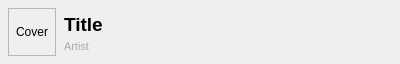
Qt form music_frame.ui (Cooooldwind/netease-downloader) before a commit.
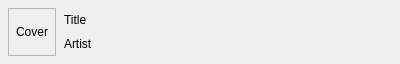
The same form after that commit. Custom widgets are drawn as their Qt base class.

What changed in the file:
```diff
--- a/music_frame.ui
+++ b/music_frame.ui
@@ -41,7 +41,7 @@
      <x>64</x>
      <y>12</y>
      <width>328</width>
-     <height>24</height>
+     <height>16</height>
     </rect>
    </property>
    <property name="sizePolicy">
@@ -50,12 +50,6 @@
      <verstretch>0</verstretch>
     </sizepolicy>
    </property>
-   <property name="font">
-    <font>
-     <pointsize>14</pointsize>
-     <bold>true</bold>
-    </font>
-   </property>
    <property name="text">
     <string>Title</string>
    </property>
@@ -64,24 +58,36 @@
    <property name="geometry">
     <rect>
      <x>64</x>
-     <y>40</y>
+     <y>36</y>
      <width>328</width>
-     <height>12</height>
+     <height>16</height>
     </rect>
    </property>
-   <property name="font">
-    <font>
-     <pointsize>8</pointsize>
-    </font>
-   </property>
    <property name="styleSheet">
-    <string notr="true">color: rgb(170, 170, 170);</string>
+    <string notr="true"/>
    </property>
    <property name="text">
     <string>Artist</string>
    </property>
   </widget>
  </widget>
+ <customwidgets>
+  <customwidget>
+   <class>ImageLabel</class>
+   <extends>QLabel</extends>
+   <header>qfluentwidgets</header>
+  </customwidget>
+  <customwidget>
+   <class>BodyLabel</class>
+   <extends>QLabel</extends>
+   <header>qfluentwidgets</header>
+  </customwidget>
+  <customwidget>
+   <class>StrongBodyLabel</class>
+   <extends>QLabel</extends>
+   <header>qfluentwidgets</header>
+  </customwidget>
+ </customwidgets>
  <resources/>
  <connections/>
 </ui>
```
Left out of the diff: 6 changed lines with no effect on the pictures.
